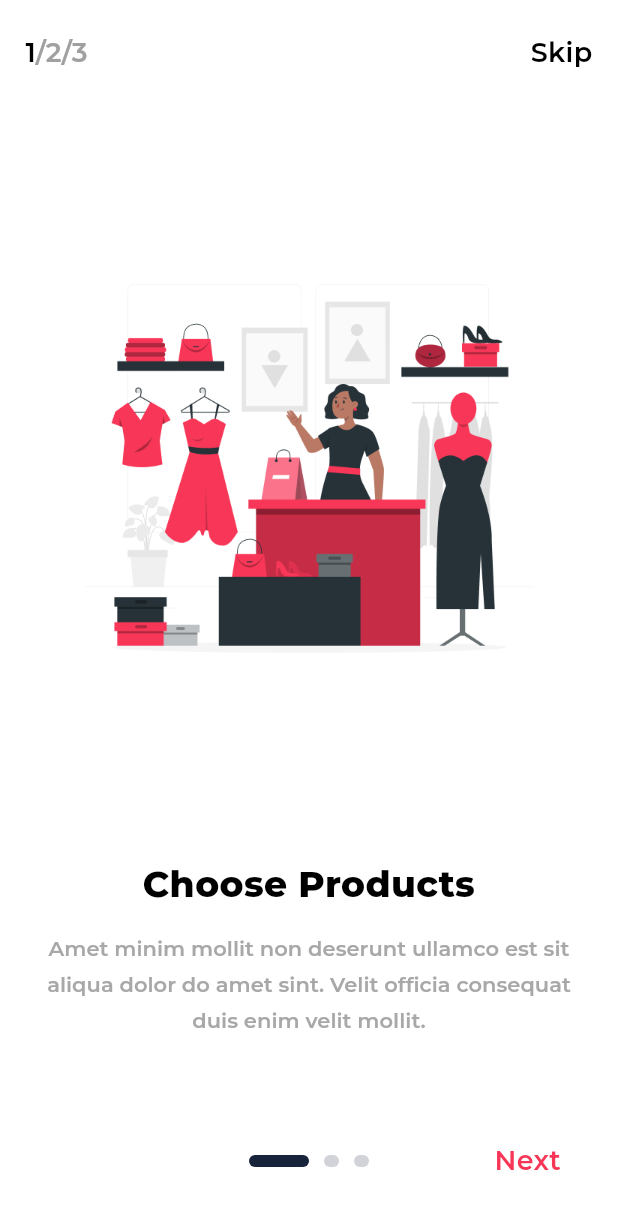
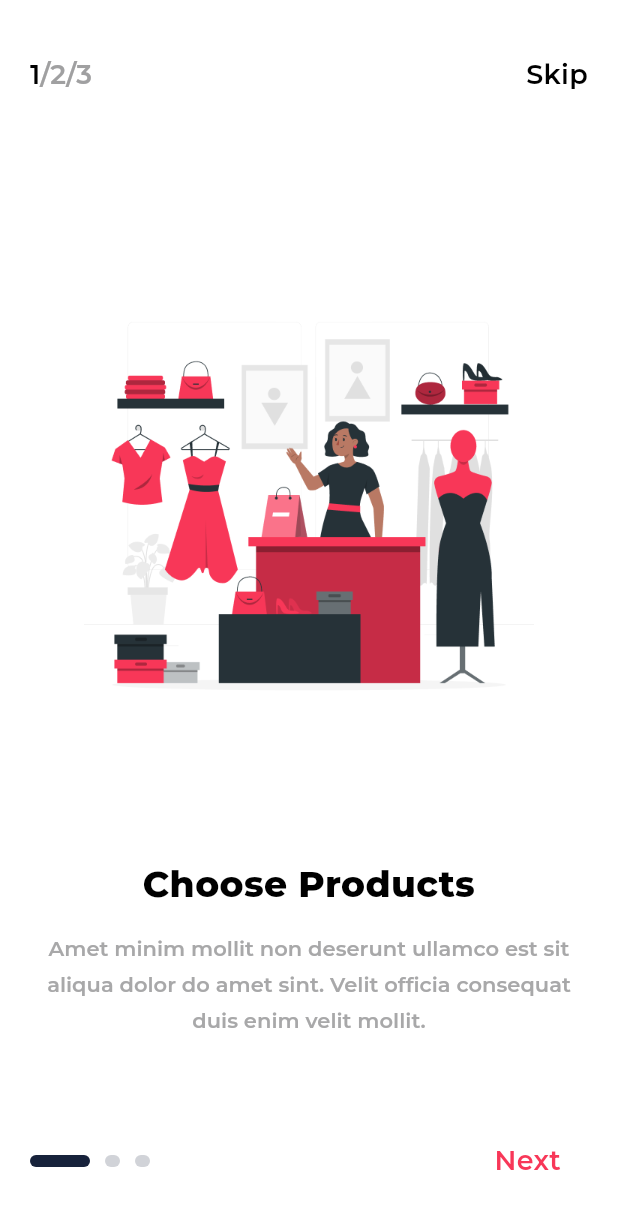
Before and after one commit to Jayeshkushwaha/Flutter_Ecommerce, a Flutter app: the screen it shows after launch, on a phone screen of 412 x 824 dp. Shown: the top 1209 px of the screen. Run offline on Flutter 3.47's test engine with Material 3 defaults, Android fonts, the phone set to English and light mode, and no system bars; our stand-ins replace flutter_svg, google_fonts.

Commit message:
design fix

```diff
--- a/lib/single_onboarding_screen.dart
+++ b/lib/single_onboarding_screen.dart
@@ -54,7 +54,8 @@ class _SingleOnboardingScreenState extends State<SingleOnboardingScreen> {
   Widget build(BuildContext context) {
     return Scaffold(
       backgroundColor: const Color(0xFFFFFFFF), // #FFFFFF
-      body: Column(
+      body: SafeArea(
+        child: Column(
           children: [
             // Header with page indicator and skip
             _buildHeader(),
@@ -80,6 +81,7 @@ class _SingleOnboardingScreenState extends State<SingleOnboardingScreen> {
             _buildBottomNavigation(),
           ],
         ),
+      ),
     );
   }
 
@@ -87,10 +89,11 @@ class _SingleOnboardingScreenState extends State<SingleOnboardingScreen> {
 
   Widget _buildHeader() {
     return Container(
-      height: 50, // Reduced header height
-      padding: const EdgeInsets.only(left: 17.0, right: 17.0, top: 20.0),
+      height: 100,
+      padding: const EdgeInsets.symmetric(horizontal: 20.0),
       child: Row(
         mainAxisAlignment: MainAxisAlignment.spaceBetween,
+        crossAxisAlignment: CrossAxisAlignment.center,
         children: [
           // Page indicator with individual highlighting
           RichText(
@@ -169,7 +172,7 @@ class _SingleOnboardingScreenState extends State<SingleOnboardingScreen> {
         // Illustration
         Expanded(
           child: Center(
-            child: Container(
+            child: SizedBox(
               width: 300,
               height: 300,
               child: Image.asset(
@@ -217,7 +220,7 @@ class _SingleOnboardingScreenState extends State<SingleOnboardingScreen> {
         // Illustration
         Expanded(
           child: Center(
-            child: Container(
+            child: SizedBox(
               width: 350,
               height: 233.33,
               child: Image.asset(
@@ -265,7 +268,7 @@ class _SingleOnboardingScreenState extends State<SingleOnboardingScreen> {
         // Illustration
         Expanded(
           child: Center(
-            child: Container(
+            child: SizedBox(
               width: 350,
               height: 350,
               child: Image.asset(
@@ -310,16 +313,12 @@ class _SingleOnboardingScreenState extends State<SingleOnboardingScreen> {
     return Container(
       height: 100,
       padding: const EdgeInsets.symmetric(horizontal: 20.0),
-      child: Stack(
-        alignment: Alignment.center,
+      child: Row(
+        mainAxisAlignment: MainAxisAlignment.spaceBetween,
+        crossAxisAlignment: CrossAxisAlignment.center,
         children: [
-          // Page indicators - centered
-          Positioned(
-            left: 0,
-            right: 0,
-            child: Center(
-              child: Row(
-                mainAxisSize: MainAxisSize.min,
+          // Page indicators - left aligned
+          Row(
             children: List.generate(3, (index) {
               return Container(
                 margin: EdgeInsets.only(right: index < 2 ? 10.0 : 0),
@@ -337,13 +336,9 @@ class _SingleOnboardingScreenState extends State<SingleOnboardingScreen> {
               );
             }),
           ),
-            ),
-          ),
 
-          // Next/Get Started button - positioned on the right
-          Positioned(
-            right: 0,
-            child: GestureDetector(
+          // Next/Get Started button - right aligned
+          GestureDetector(
             onTap: _nextPage,
             child: Container(
               padding: EdgeInsets.symmetric(
@@ -360,30 +355,6 @@ class _SingleOnboardingScreenState extends State<SingleOnboardingScreen> {
               ),
             ),
           ),
-          ),
-
-          // Prev button - positioned on the left (only show on page 2 and 3)
-          if (_currentPage > 0)
-            Positioned(
-              left: 0,
-              child: GestureDetector(
-                onTap: _previousPage,
-                child: Container(
-                  padding: const EdgeInsets.symmetric(
-                    horizontal: 25,
-                    vertical: 12,
-                  ),
-                  child: Text(
-                    'Prev',
-                    style: GoogleFonts.montserrat(
-                      fontSize: 18,
-                      fontWeight: FontWeight.w600,
-                      color: const Color(0xFFC4C4C4),
-                    ),
-                  ),
-                ),
-              ),
-            ),
         ],
       ),
     );
```
Lines whose indentation alone changed are shown as unchanged.
